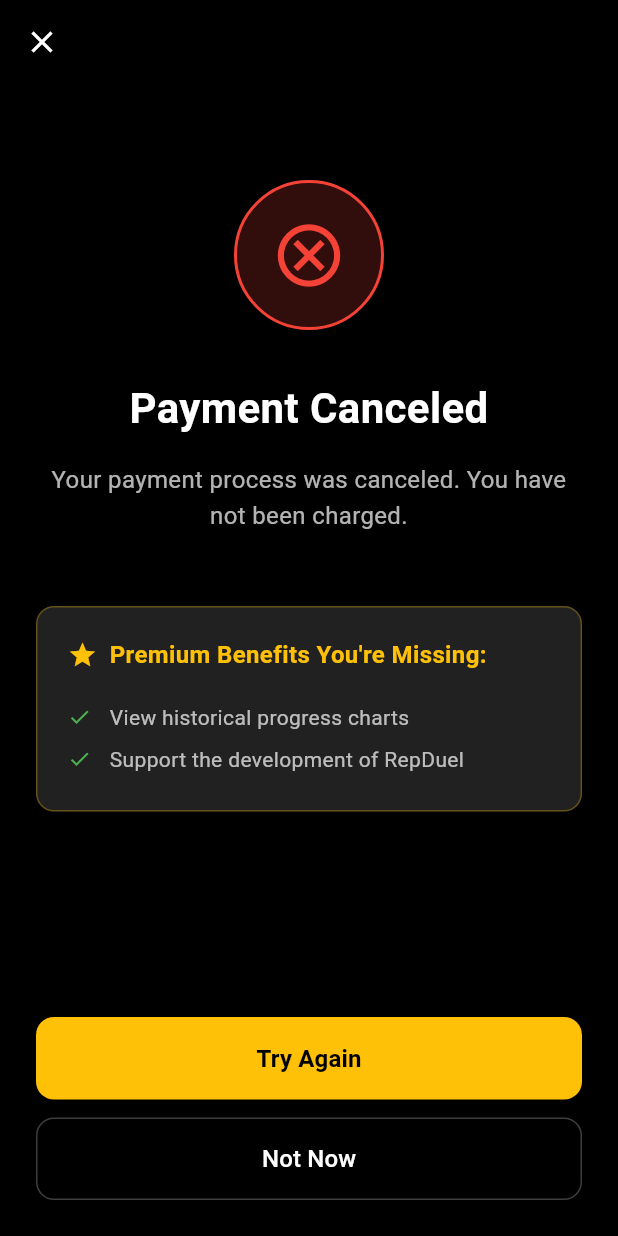
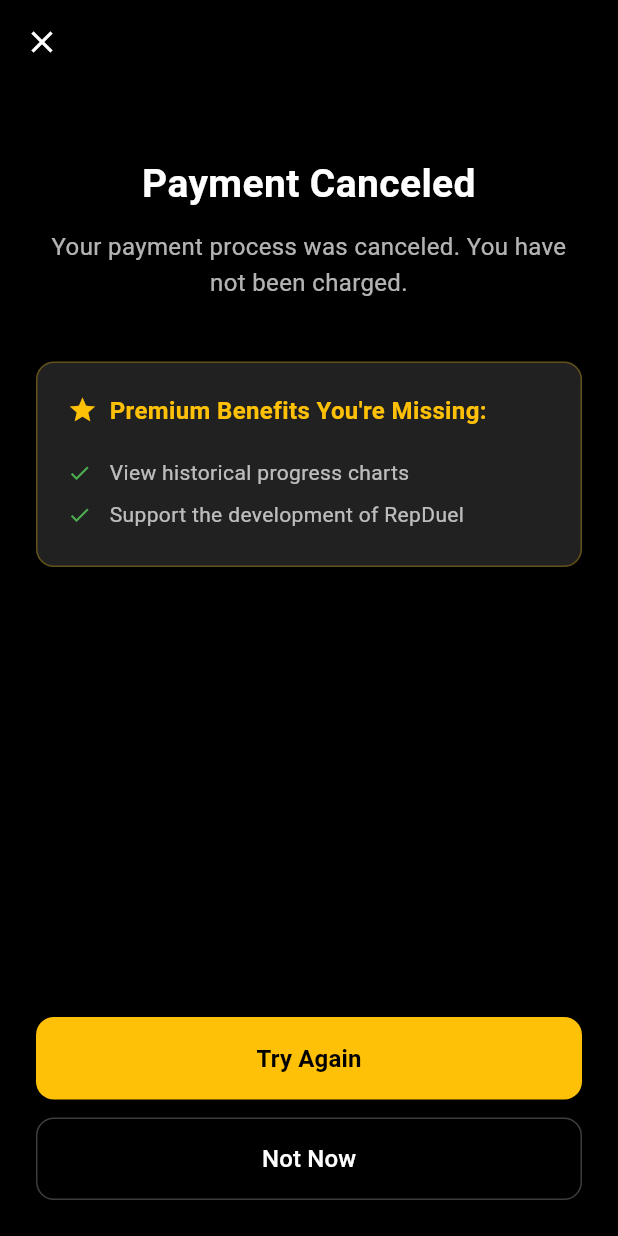
Before and after one commit to RepDuel/RepDuel, a Flutter app: the PaymentCancelScreen screen opened by its route, on a phone screen of 412 x 824 dp. Run offline on Flutter 3.47's test engine with Material 3 defaults, Android fonts, the phone set to English and light mode, and no system bars; our stand-ins replace dio, fl_chart, flutter_dotenv, flutter_riverpod, flutter_svg, go_router and 4 more; missing offline and left inert: flutter_stripe, purchases_flutter; accounts and stored records are empty; project files that could hold a hidden picture were left out.

Commit message:
remove cancel icon

```diff
--- a/frontend/lib/core/providers/iap_provider.dart
+++ b/frontend/lib/core/providers/iap_provider.dart
@@ -49,6 +49,7 @@ class SubscriptionNotifier extends StateNotifier<AsyncValue<SubscriptionTier>> {
 
       _ref.listen<AsyncValue<AuthState>>(authProvider, (_, next) {
         final user = next.valueOrNull?.user;
+        if (!kIsWeb) {
           if (user != null) {
             debugPrint(
                 "[SubscriptionNotifier] User logged in. Identifying with RevenueCat as ${user.id}.");
@@ -59,6 +60,9 @@ class SubscriptionNotifier extends StateNotifier<AsyncValue<SubscriptionTier>> {
                 "[SubscriptionNotifier] User logged out. Resetting RevenueCat identity.");
             Purchases.logOut();
             state = const AsyncValue.data(SubscriptionTier.free);
+          }
+        } else {
+          _updateSubscriptionStatus();
         }
       }, fireImmediately: true);
     } on PlatformException catch (e, s) {
--- a/frontend/lib/features/premium/screens/payment_cancel_screen.dart
+++ b/frontend/lib/features/premium/screens/payment_cancel_screen.dart
@@ -1,3 +1,5 @@
+// frontend/lib/features/premium/screens/payment_cancel_screen.dart
+
 import 'package:flutter/material.dart';
 import 'package:go_router/go_router.dart';
 
@@ -11,7 +13,6 @@ class PaymentCancelScreen extends StatelessWidget {
       appBar: AppBar(
         backgroundColor: Colors.transparent,
         elevation: 0,
-        // The close button provides a clean exit from the payment flow.
         leading: IconButton(
           icon: const Icon(Icons.close, color: Colors.white),
           onPressed: () => context.go('/profile'),
@@ -23,44 +24,23 @@ class PaymentCancelScreen extends StatelessWidget {
           child: Column(
             children: [
               Expanded(
-                child: SingleChildScrollView(
-                  child: Column(
-                    mainAxisAlignment: MainAxisAlignment.center,
-                    children: [
-                      const SizedBox(height: 40),
-                      _buildCancelIcon(),
-                      const SizedBox(height: 32),
-                      _buildTitle(),
-                      const SizedBox(height: 16),
-                      _buildDescription(),
-                      const SizedBox(height: 48),
-                      _buildBenefitsReminder(),
-                      const SizedBox(height: 40),
-                    ],
-                  ),
+                child: ListView(
+                  children: [
+                    const SizedBox(height: 24),
+                    _buildTitle(),
+                    const SizedBox(height: 12),
+                    _buildDescription(),
+                    const SizedBox(height: 40),
+                    _buildBenefitsReminder(),
+                  ],
                 ),
               ),
+              const SizedBox(height: 20), // Spacing before buttons
               _buildActionButtons(context),
             ],
           ),
+          // =====================================
         ),
-      ),
-    );
-  }
-
-  Widget _buildCancelIcon() {
-    return Container(
-      width: 100,
-      height: 100,
-      decoration: BoxDecoration(
-        color: Colors.red.withAlpha(51),
-        shape: BoxShape.circle,
-        border: Border.all(color: Colors.red, width: 2),
-      ),
-      child: const Icon(
-        Icons.cancel_outlined,
-        color: Colors.red,
-        size: 50,
       ),
     );
   }
@@ -69,7 +49,7 @@ class PaymentCancelScreen extends StatelessWidget {
     return const Text(
       'Payment Canceled',
       style: TextStyle(
-          color: Colors.white, fontSize: 28, fontWeight: FontWeight.bold),
+          color: Colors.white, fontSize: 26, fontWeight: FontWeight.bold),
       textAlign: TextAlign.center,
     );
   }
@@ -134,11 +114,7 @@ class PaymentCancelScreen extends StatelessWidget {
       crossAxisAlignment: CrossAxisAlignment.stretch,
       children: [
         ElevatedButton(
-          // --- THIS IS THE FIX ---
-          // Use context.go() to navigate to a known, safe state. This is robust
-          // and works correctly even after a full-page web redirect.
           onPressed: () => context.go('/subscribe'),
-          // --- END OF FIX ---
           style: ElevatedButton.styleFrom(
             backgroundColor: Colors.amber,
             foregroundColor: Colors.black,
@@ -151,7 +127,6 @@ class PaymentCancelScreen extends StatelessWidget {
         ),
         const SizedBox(height: 12),
         OutlinedButton(
-          // This already correctly uses go() to provide a clean exit.
           onPressed: () => context.go('/profile'),
           style: OutlinedButton.styleFrom(
             foregroundColor: Colors.white,
```
Also changed, not shown: frontend/lib/features/premium/screens/subscription_screen.dart (+12 -14 lines), frontend/lib/features/ranked/screens/result_screen.dart (+19 -17 lines). Lines whose indentation alone changed are shown as unchanged.
